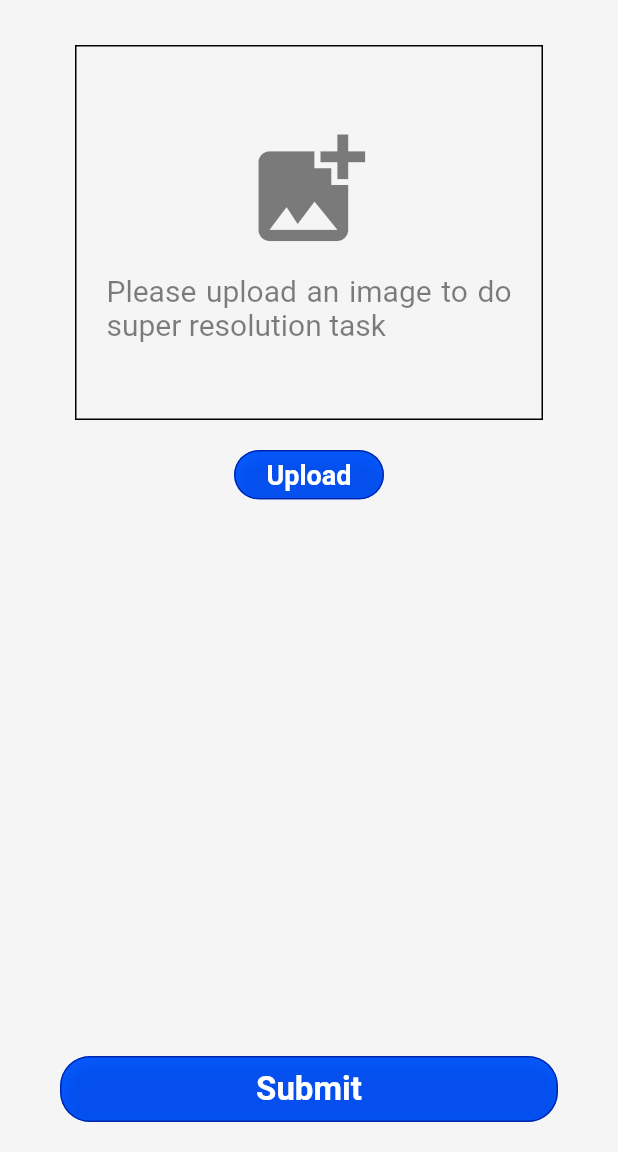
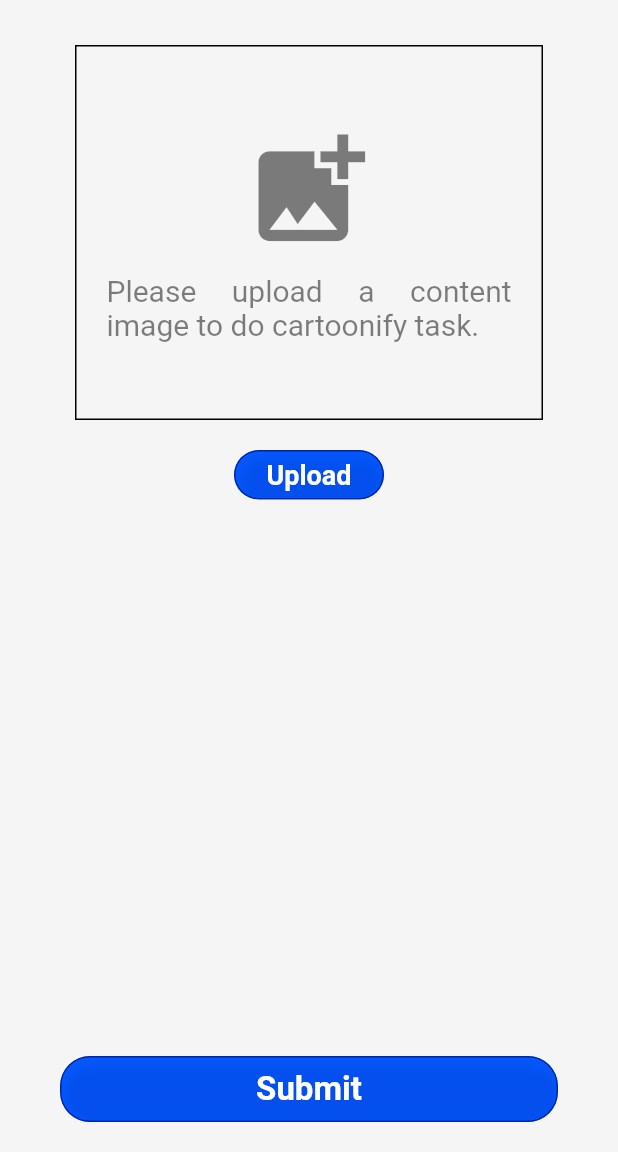
Before and after one commit to chxiang93/FYP-ImageGenie, a Flutter app: the CartoonifyPage screen opened directly, on a phone screen of 412 x 824 dp, the part 84-1236 px from its top. Run offline on Flutter 3.47's test engine with Material 2 defaults, Android fonts, the light colour scheme and no system bars; our stand-ins replace google_fonts, image_picker.

Commit message:
Refactor code of ImagePlaceholderCard

```diff
--- a/image_genie_app/lib/cartoonify_page.dart
+++ b/image_genie_app/lib/cartoonify_page.dart
@@ -1,8 +1,14 @@
 import 'package:flutter/material.dart';
 import 'utils.dart';
+import 'models.dart';
 
 class CartoonifyPage extends StatelessWidget {
-  const CartoonifyPage({Key? key}) : super(key: key);
+  CartoonifyPage({Key? key}) : super(key: key);
+
+  ImageFunctionInfo cartoonifyInfo = ImageFunctionInfo(
+    id: "cartoonify",
+    description: "Please upload a content image to do cartoonify task."
+  );
 
   @override
   Widget build(BuildContext context) {
@@ -17,11 +23,11 @@ class CartoonifyPage extends StatelessWidget {
           Column(
             mainAxisAlignment: MainAxisAlignment.start,
             children: [
-              ImagePlaceholderCard(),
+              ImagePlaceholderCard(imgFuncInfo: cartoonifyInfo,),
               UploadButton(),
             ],
           ),
-          const SubmitButton()
+          SubmitButton()
         ],
       ),
     );
--- a/image_genie_app/lib/main.dart
+++ b/image_genie_app/lib/main.dart
@@ -1,5 +1,6 @@
 import "package:flutter/material.dart";
 import 'cartoonify_page.dart';
+import 'neural_transfer_page.dart';
 import 'splash_page.dart';
 import 'home_page.dart';
 import 'super_resolution_page.dart';
@@ -13,9 +14,9 @@ class ImageGenieApp extends StatelessWidget {
 
     @override
     Widget build(BuildContext context) {
-        return const MaterialApp(
+        return MaterialApp(
             debugShowCheckedModeBanner: false,
-            home: CartoonifyPage()
+            home: NeuralTransferPage()
         );
   }
 }
--- a/image_genie_app/lib/models.dart
+++ b/image_genie_app/lib/models.dart
@@ -1,3 +1,11 @@
 class ImageFunctionInfo {
+  String? id;
+  String? description;
 
+  ImageFunctionInfo(
+    {
+      this.id,
+      this.description,
+    }
+  );
 }
--- a/image_genie_app/lib/utils.dart
+++ b/image_genie_app/lib/utils.dart
@@ -3,6 +3,7 @@ import 'package:google_fonts/google_fonts.dart';
 import 'package:image_picker/image_picker.dart';
 import 'package:http/http.dart' as http;
 import 'dart:io';
+import 'models.dart';
 
 
 class Utils {
@@ -46,14 +47,17 @@ class ImageGenieAppBar extends StatelessWidget implements PreferredSizeWidget {
 }
 
 class ImagePlaceholderCard extends StatelessWidget {
-  const ImagePlaceholderCard({Key? key}) : super(key: key);
+  final ImageFunctionInfo imgFuncInfo;
+
+  const ImagePlaceholderCard({Key? key, required this.imgFuncInfo}) : super(key: key);
 
   @override
   Widget build(BuildContext context) {
     return Center(
       child: Container(
-        margin: const EdgeInsets.only(top: 30),
-        width: MediaQuery.of(context).size.width - 100,
+        margin: const EdgeInsets.only(top: 30, left: 30, right: 30),
+        width: (imgFuncInfo.id != "neural_transfer")
+        ? MediaQuery.of(context).size.width - 100 : 180,
         height: 250,
         decoration: BoxDecoration(
           border: Border.all(color: Colors.black, width: 1)
@@ -67,7 +71,7 @@ class ImagePlaceholderCard extends StatelessWidget {
             Padding(
               padding: const EdgeInsets.symmetric(horizontal: 20),
               child: Text(
-                "Please upload an image to do super resolution task",
+                imgFuncInfo.description!,
                 softWrap: true,
                 textAlign: TextAlign.justify,
                 style: TextStyle(color: Colors.black.withOpacity(0.5), fontSize: 20),
@@ -81,35 +85,7 @@ class ImagePlaceholderCard extends StatelessWidget {
 }
 
 class UploadButton extends StatelessWidget {
-  UploadButton({Key? key}) : super(key: key);
-
-  File? selecetdImage;
-
-  void onUploadImage() async {
-    var request = http.MultipartRequest(
-      'POST',
-      Uri.parse("http://192.168.56.1:8000/super_resolution/upload/")
-    );
-
-    Map<String, String> headers = {"Content-type": "multipart/form-data"};
-
-    request.files.add(
-      http.MultipartFile(
-        'input_image',
-        selecetdImage!.readAsBytes().asStream(),
-        selecetdImage!.lengthSync(),
-        filename: selecetdImage!.path.split('/').last,
-      ),
-    );
-
-    request.headers.addAll(headers);
-
-    print("request: " + request.toString());
-
-    var res = await request.send();
-
-    http.Response response = await http.Response.fromStream(res);
-  }
+  const UploadButton({Key? key}) : super(key: key);
 
   Future getImage() async {
     var image = await ImagePicker().pickImage(source: ImageSource.gallery);
@@ -157,7 +133,35 @@ class UploadButton extends StatelessWidget {
 }
 
 class SubmitButton extends StatelessWidget {
-  const SubmitButton({Key? key}) : super(key: key);
+  SubmitButton({Key? key}) : super(key: key);
+
+  File? selecetdImage;
+
+  void onUploadImage() async {
+    var request = http.MultipartRequest(
+      'POST',
+      Uri.parse("http://192.168.56.1:8000/super_resolution/upload/")
+    );
+
+    Map<String, String> headers = {"Content-type": "multipart/form-data"};
+
+    request.files.add(
+      http.MultipartFile(
+        'input_image',
+        selecetdImage!.readAsBytes().asStream(),
+        selecetdImage!.lengthSync(),
+        filename: selecetdImage!.path.split('/').last,
+      ),
+    );
+
+    request.headers.addAll(headers);
+
+    print("request: " + request.toString());
+
+    var res = await request.send();
+
+    http.Response response = await http.Response.fromStream(res);
+  }
 
   @override
   Widget build(BuildContext context) {
```
Also changed, not shown: image_genie_app/lib/neural_transfer_page.dart (+52 -0 lines), image_genie_app/lib/super_resolution_page.dart (+9 -3 lines).
